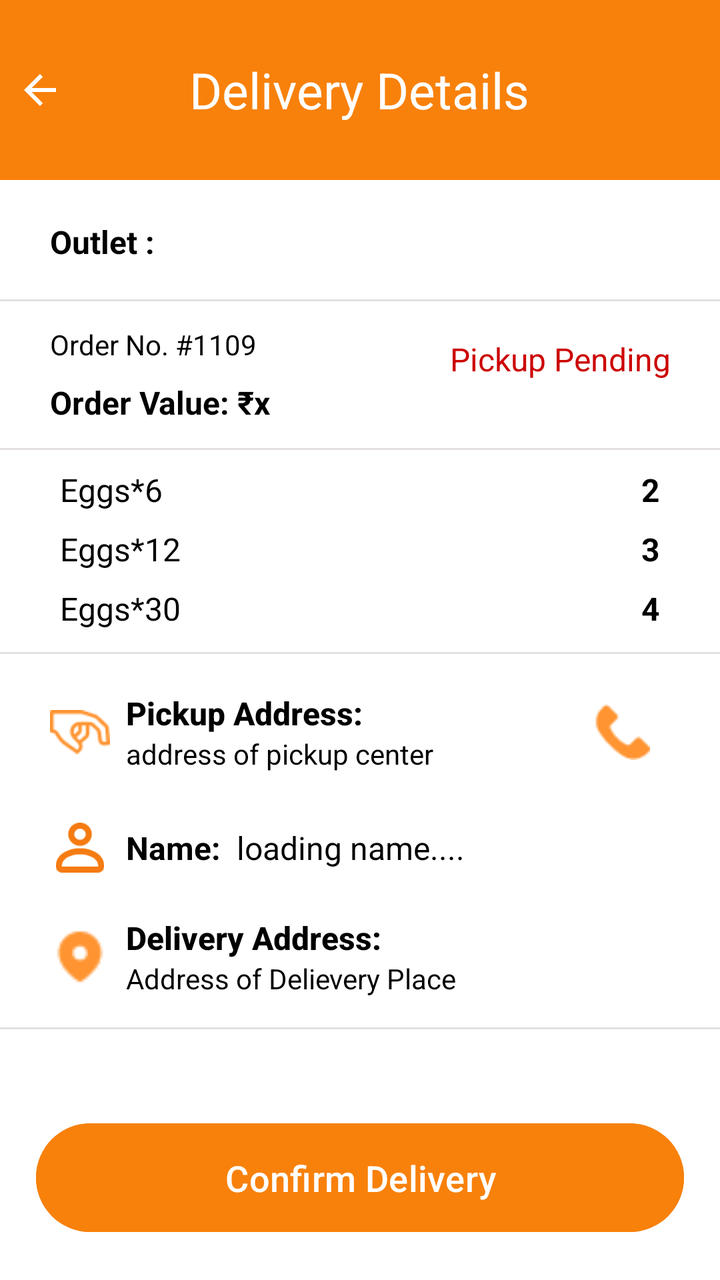
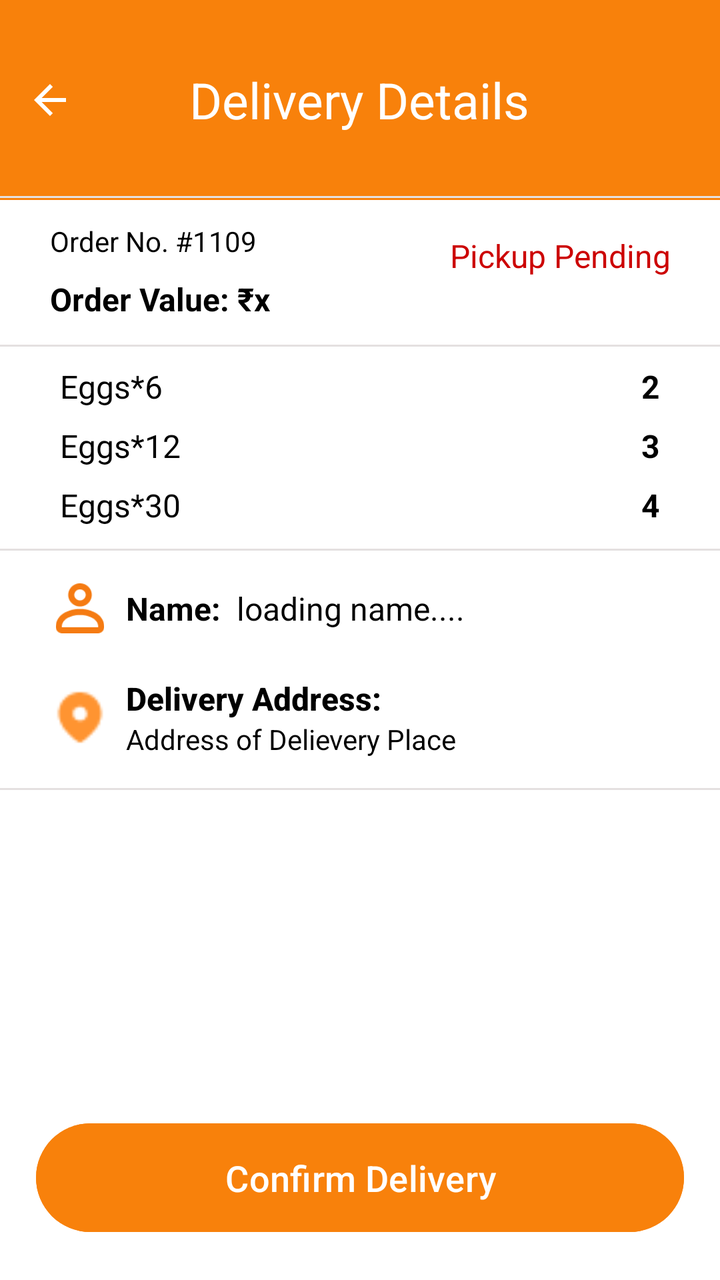

Before-and-after screenshots of an Android layout around one commit, followed by the original layout XML and the change that was made.
<!-- AndroidManifest.xml: application theme Theme.B2CDeliveryApp -->
<!-- res/layout/fragment_delivery.xml -->
<?xml version="1.0" encoding="utf-8"?>
<FrameLayout xmlns:android="http://schemas.android.com/apk/res/android"
    xmlns:tools="http://schemas.android.com/tools"
    android:layout_width="match_parent"
    android:layout_height="match_parent"
    android:background="@color/white"
    xmlns:app="http://schemas.android.com/apk/res-auto"
    tools:context=".Delivery">

    <FrameLayout
        android:layout_width="match_parent"
        android:layout_height="wrap_content"
        android:background="@color/appThemeColor"
        android:paddingVertical="25dp">


        <ImageView
            android:id="@+id/backIcon"
            android:layout_width="wrap_content"
            android:layout_height="wrap_content"
            android:layout_gravity="start|center_vertical"
            android:contentDescription="Back"
            android:onClick="onBackPressed"
            android:padding="8dp"
            android:scaleType="center"
            android:src="@drawable/baseline_arrow_back_black"
            app:tint="@color/white" />


        <TextView
            android:id="@+id/titleText"
            android:layout_width="wrap_content"
            android:layout_height="wrap_content"
            android:layout_gravity="center"
            android:text="Delivery Details"
            android:textColor="@android:color/white"
            android:textSize="25sp"
            android:textStyle="normal" />
    </FrameLayout>


    <LinearLayout
        android:layout_width="match_parent"
        android:layout_height="wrap_content"
        android:layout_marginTop="90dp"
        android:orientation="vertical">


        <LinearLayout
            android:layout_width="match_parent"
            android:layout_height="wrap_content"
            android:orientation="horizontal">

            <TextView
                android:layout_width="wrap_content"
                android:layout_height="wrap_content"
                android:layout_marginTop="10dp"
                android:paddingVertical="10dp"
                android:paddingLeft="25dp"
                android:text="Outlet :"
                android:textColor="@android:color/black"
                android:textSize="16sp"
                android:textStyle="bold" />

            <TextView
                android:id="@+id/outletName"
                android:layout_width="wrap_content"
                android:layout_height="wrap_content"
                android:layout_marginTop="10dp"
                android:paddingHorizontal="25dp"
                android:paddingVertical="10dp"
                android:textColor="@android:color/black"
                android:textSize="16sp" />


        </LinearLayout>

        <View
            android:layout_width="match_parent"
            android:layout_height="1dp"
            android:layout_marginTop="8dp"
            android:background="@color/grey" />

        <LinearLayout
            android:layout_width="match_parent"
            android:layout_height="wrap_content"
            android:orientation="vertical"
            android:paddingHorizontal="25dp"
            android:paddingVertical="10dp">

            
            <LinearLayout
                android:layout_width="match_parent"
                android:layout_height="wrap_content"
                android:orientation="horizontal">

                
                <TextView
                    android:id="@+id/orderNumber"
                    android:layout_width="wrap_content"
                    android:layout_height="wrap_content"
                    android:layout_weight="1"
                    android:text="Order No. #1109"
                    android:textColor="@android:color/black"
                    android:textSize="14sp"
                    android:textStyle="normal" /> 

                
                <TextView
                    android:id="@+id/orderStatus"
                    android:layout_width="wrap_content"
                    android:layout_height="wrap_content"
                    android:layout_marginTop="8dp"
                    android:gravity="end"
                    android:text="Pickup Pending"
                    android:textColor="@android:color/holo_red_dark"
                    android:textSize="16sp" />
            </LinearLayout>

            
            <TextView
                android:id="@+id/orderValue"
                android:layout_width="wrap_content"
                android:layout_height="wrap_content"
                android:text="Order Value: ₹x"
                android:textColor="@android:color/black"
                android:textSize="16sp"
                android:textStyle="bold" />

        </LinearLayout>

        <View
            android:layout_width="match_parent"
            android:layout_height="1dp"
            android:layout_marginTop="2dp"
            android:background="@color/grey" />

        <LinearLayout
            android:layout_width="match_parent"
            android:layout_height="wrap_content"
            android:orientation="vertical"
            android:paddingVertical="5dp"
            android:paddingHorizontal="30dp">


            
            <LinearLayout
                android:layout_width="match_parent"
                android:layout_height="wrap_content"
                android:orientation="horizontal"
                android:paddingVertical="4dp">

                
                <TextView
                    android:layout_width="0dp"
                    android:layout_height="wrap_content"
                    android:layout_weight="1"
                    android:text="Eggs*6"
                    android:textSize="16sp"
                    android:textColor="@android:color/black"/>

                
                <TextView
                    android:textStyle="bold"
                    android:id="@+id/eggs_6"
                    android:layout_width="wrap_content"
                    android:layout_height="wrap_content"
                    android:text="2"
                    android:textSize="16sp"
                    android:textColor="@android:color/black"/>
            </LinearLayout>

            
            <LinearLayout
                android:layout_width="match_parent"
                android:layout_height="wrap_content"
                android:orientation="horizontal"
                android:paddingVertical="4dp">

                
                <TextView
                    android:layout_width="0dp"
                    android:layout_height="wrap_content"
                    android:layout_weight="1"
                    android:text="Eggs*12"
                    android:textSize="16sp"
                    android:textColor="@android:color/black"/>

                
                <TextView
                    android:id="@+id/eggs_12"
                    android:layout_width="wrap_content"
                    android:layout_height="wrap_content"
                    android:text="3"
                    android:textSize="16sp"
                    android:textStyle="bold"
                    android:textColor="@android:color/black"/>
            </LinearLayout>

            
            <LinearLayout
                android:layout_width="match_parent"
                android:layout_height="wrap_content"
                android:orientation="horizontal"
                android:paddingVertical="4dp">

                
                <TextView
                    android:layout_width="0dp"
                    android:layout_height="wrap_content"
                    android:layout_weight="1"
                    android:text="Eggs*30"
                    android:textSize="16sp"
                    android:textColor="@android:color/black"/>

                
                <TextView
                    android:id="@+id/eggs_30"
                    android:layout_width="wrap_content"
                    android:layout_height="wrap_content"
                    android:text="4"
                    android:textStyle="bold"
                    android:textSize="16sp"
                    android:textColor="@android:color/black"/>
            </LinearLayout>

        </LinearLayout>

        <View
            android:layout_width="match_parent"
            android:layout_height="1dp"
            android:layout_marginTop="2dp"
            android:background="@color/grey" />

        <LinearLayout
            android:layout_width="match_parent"
            android:layout_height="wrap_content"
            android:layout_marginTop="10dp"
            android:gravity="center_vertical"
            android:orientation="horizontal"
            android:paddingHorizontal="25dp"
            android:paddingVertical="5dp">

            
            <ImageView
                android:layout_width="30dp"
                android:layout_height="30dp"
                android:layout_marginEnd="8dp"
                android:contentDescription="Left Icon"
                android:src="@drawable/pickup_orange" />

            
            <LinearLayout
                android:layout_width="0dp"
                android:layout_height="wrap_content"
                android:layout_weight="1"
                android:orientation="vertical">

                <TextView
                    android:layout_width="wrap_content"
                    android:layout_height="wrap_content"
                    android:fontFamily="sans-serif-medium"
                    android:text="Pickup Address: "
                    android:textColor="@color/black"
                    android:textSize="16sp"
                    android:textStyle="bold" />

                <TextView
                    android:id="@+id/outletAddress"
                    android:layout_width="wrap_content"
                    android:layout_height="wrap_content"
                    android:fontFamily="sans-serif"
                    android:text="address of pickup center"
                    android:textColor="@color/text_primary"
                    android:textSize="14sp" />
            </LinearLayout>

            
            <ImageView
                android:layout_width="48dp"
                android:layout_height="48dp"
                android:layout_marginStart="30dp"
                android:contentDescription="First Icon"
                android:padding="10dp"
                android:src="@drawable/call_orange" />

            
            
            
            
            
            
        </LinearLayout>

        <LinearLayout
            android:layout_width="match_parent"
            android:layout_height="wrap_content"
            android:paddingHorizontal="25dp"
            android:paddingVertical="5dp">

            <LinearLayout
                android:layout_width="0dp"
                android:layout_height="wrap_content"
                android:layout_weight="1"
                android:gravity="center_vertical"
                android:orientation="horizontal">

                
                <ImageView
                    android:layout_width="30dp"
                    android:layout_height="25dp"
                    android:contentDescription="Image"
                    android:src="@drawable/profile" />

                
                <TextView
                    android:layout_width="wrap_content"
                    android:layout_height="wrap_content"
                    android:layout_marginStart="8dp"
                    android:text="Name:"
                    android:textColor="@color/black"
                    android:textSize="16sp"
                    android:textStyle="bold" />

                <TextView
                    android:id="@+id/coustmerName"
                    android:layout_width="209dp"
                    android:layout_height="wrap_content"
                    android:layout_marginStart="8dp"
                    android:text="loading name...."
                    android:textColor="@color/black"
                    android:textSize="16sp" />

                <ImageView
                    android:layout_width="48dp"
                    android:layout_height="48dp"
                    android:layout_marginStart="30dp"
                    android:contentDescription="First Icon"
                    android:padding="10dp"
                    android:src="@drawable/call_orange" />

                
                
                
                
                
                
                
            </LinearLayout>
        </LinearLayout>

        <LinearLayout
            android:layout_width="match_parent"
            android:layout_height="wrap_content"
            android:gravity="center_vertical"
            android:orientation="horizontal"
            android:paddingHorizontal="25dp"
            android:paddingVertical="5dp">

            
            <ImageView
                android:layout_width="30dp"
                android:layout_height="30dp"
                android:layout_marginEnd="8dp"
                android:contentDescription="Left Icon"
                android:src="@drawable/location" />

            
            <LinearLayout
                android:layout_width="0dp"
                android:layout_height="wrap_content"
                android:layout_weight="1"
                android:orientation="vertical">

                <TextView
                    android:layout_width="wrap_content"
                    android:layout_height="wrap_content"
                    android:fontFamily="sans-serif-medium"
                    android:text="Delivery Address: "
                    android:textColor="@color/black"
                    android:textSize="16sp"
                    android:textStyle="bold" />

                <TextView
                    android:id="@+id/deliveryAddress"
                    android:layout_width="wrap_content"
                    android:layout_height="wrap_content"
                    android:fontFamily="sans-serif"
                    android:text="Address of Delievery Place"
                    android:textColor="@color/text_primary"
                    android:textSize="14sp" />
            </LinearLayout>


        </LinearLayout>

        <View
            android:layout_width="match_parent"
            android:layout_height="1dp"
            android:layout_marginTop="10dp"
            android:background="@color/grey" />





        <RelativeLayout
            android:layout_width="match_parent"
            android:layout_height="match_parent">

            
            <LinearLayout
                android:layout_width="match_parent"
                android:layout_height="wrap_content"
                android:layout_alignParentBottom="true"
                android:layout_marginHorizontal="18dp"
                android:layout_marginBottom="20dp"
                android:orientation="vertical">

                
                
                
                
                
                
                
                

                
                
                
                
                

                

                
                
                
                
                
                
                
                
                

                
                
                
                
                
                
                
                

                
                
                
                
                
                
                
                
                
                

                
                
                

                
                
                
                
                
                

                
                
                
                
                
                
                
                
                
                


                
                
                
                
                
                
                
                
                
                

                
                <LinearLayout
                    android:layout_width="match_parent"
                    android:layout_height="wrap_content"
                    android:background="@drawable/rounded_background"
                    android:orientation="vertical"
                    android:paddingVertical="20dp">

                    
                    <Button
                        android:id="@+id/confirmDelivery"
                        android:layout_width="match_parent"
                        android:layout_height="wrap_content"
                        android:layout_gravity="center_horizontal"
                        android:backgroundTint="@color/appThemeColor"
                        android:padding="15dp"
                        android:text="Confirm Delivery"
                        android:textColor="@color/white"
                        android:textSize="18sp" />
                </LinearLayout>
            </LinearLayout>
        </RelativeLayout>


    </LinearLayout>

</FrameLayout>
<!-- resources referenced by this layout -->
<resources>
  <color name="appThemeColor">#F8810B</color>
  <color name="black">#FF000000</color>
  <color name="grey">#E4E0E0</color>
  <color name="text_primary">#000000</color>
  <color name="white">#FFFFFFFF</color>
  <!-- drawable baseline_arrow_back_black (drawable) -->
  <vector xmlns:android="http://schemas.android.com/apk/res/android"
      android:autoMirrored="true"
      android:height="24dp"
      android:viewportHeight="24"
      android:viewportWidth="24"
      android:width="24dp">
  
      <path
          android:fillColor="?attr/colorControlNormal"
          android:pathData="M20,11H7.83l5.59,-5.59L12,4l-8,8 8,8 1.41,-1.41L7.83,13H20v-2z" />
  </vector>
  <!-- drawable call_orange: png bitmap (drawable, 575 bytes) -->
  <!-- drawable location: png bitmap (drawable, 493 bytes) -->
  <!-- drawable pickup_orange: png bitmap (drawable, 1049 bytes) -->
  <!-- drawable profile: png bitmap (drawable, 1610 bytes) -->
  <!-- drawable rounded_background (drawable) -->
  <shape xmlns:android="http://schemas.android.com/apk/res/android">
      <solid android:color="@android:color/transparent" /> 
      <corners android:radius="20dp" /> 
      <stroke android:width="2dp" android:color="@android:color/transparent" /> 
  </shape>
  <style name="Theme.B2CDeliveryApp" parent="Base.Theme.B2CDeliveryApp">
          <item name="android:windowTranslucentStatus">true</item>
          <item name="android:statusBarColor">@android:color/transparent</item>
      </style>
  <style name="Base.Theme.B2CDeliveryApp" parent="Theme.Material3.Light.NoActionBar">
          
          
      </style>
</resources>

<!-- the commit's change to res/layout/fragment_delivery.xml (unified diff, before → after) -->
@@ -16,8 +16,8 @@
 
         <ImageView
             android:id="@+id/backIcon"
-            android:layout_width="wrap_content"
-            android:layout_height="wrap_content"
+            android:layout_width="50dp"
+            android:layout_height="50dp"
             android:layout_gravity="start|center_vertical"
             android:contentDescription="Back"
             android:onClick="onBackPressed"
@@ -46,34 +46,7 @@
         android:orientation="vertical">
 
 
-        <LinearLayout
-            android:layout_width="match_parent"
-            android:layout_height="wrap_content"
-            android:orientation="horizontal">
-
-            <TextView
-                android:layout_width="wrap_content"
-                android:layout_height="wrap_content"
-                android:layout_marginTop="10dp"
-                android:paddingVertical="10dp"
-                android:paddingLeft="25dp"
-                android:text="Outlet :"
-                android:textColor="@android:color/black"
-                android:textSize="16sp"
-                android:textStyle="bold" />
-
-            <TextView
-                android:id="@+id/outletName"
-                android:layout_width="wrap_content"
-                android:layout_height="wrap_content"
-                android:layout_marginTop="10dp"
-                android:paddingHorizontal="25dp"
-                android:paddingVertical="10dp"
-                android:textColor="@android:color/black"
-                android:textSize="16sp" />
-
-
-        </LinearLayout>
+
 
         <View
             android:layout_width="match_parent"
@@ -232,65 +205,7 @@
             android:layout_marginTop="2dp"
             android:background="@color/grey" />
 
-        <LinearLayout
-            android:layout_width="match_parent"
-            android:layout_height="wrap_content"
-            android:layout_marginTop="10dp"
-            android:gravity="center_vertical"
-            android:orientation="horizontal"
-            android:paddingHorizontal="25dp"
-            android:paddingVertical="5dp">
-
-            
-            <ImageView
-                android:layout_width="30dp"
-                android:layout_height="30dp"
-                android:layout_marginEnd="8dp"
-                android:contentDescription="Left Icon"
-                android:src="@drawable/pickup_orange" />
-
-            
-            <LinearLayout
-                android:layout_width="0dp"
-                android:layout_height="wrap_content"
-                android:layout_weight="1"
-                android:orientation="vertical">
-
-                <TextView
-                    android:layout_width="wrap_content"
-                    android:layout_height="wrap_content"
-                    android:fontFamily="sans-serif-medium"
-                    android:text="Pickup Address: "
-                    android:textColor="@color/black"
-                    android:textSize="16sp"
-                    android:textStyle="bold" />
-
-                <TextView
-                    android:id="@+id/outletAddress"
-                    android:layout_width="wrap_content"
-                    android:layout_height="wrap_content"
-                    android:fontFamily="sans-serif"
-                    android:text="address of pickup center"
-                    android:textColor="@color/text_primary"
-                    android:textSize="14sp" />
-            </LinearLayout>
-
-            
-            <ImageView
-                android:layout_width="48dp"
-                android:layout_height="48dp"
-                android:layout_marginStart="30dp"
-                android:contentDescription="First Icon"
-                android:padding="10dp"
-                android:src="@drawable/call_orange" />
-
-            
-            
-            
-            
-            
-            
-        </LinearLayout>
+
 
         <LinearLayout
             android:layout_width="match_parent"
@@ -332,6 +247,7 @@
                     android:textSize="16sp" />
 
                 <ImageView
+                    android:id="@+id/CallCoust"
                     android:layout_width="48dp"
                     android:layout_height="48dp"
                     android:layout_marginStart="30dp"
<!-- resource entries referenced after the edit -->
@@ -19,7 +19,6 @@
   </vector>
   <!-- drawable call_orange: png bitmap (drawable, 575 bytes) -->
   <!-- drawable location: png bitmap (drawable, 493 bytes) -->
-  <!-- drawable pickup_orange: png bitmap (drawable, 1049 bytes) -->
   <!-- drawable profile: png bitmap (drawable, 1610 bytes) -->
   <!-- drawable rounded_background (drawable) -->
   <shape xmlns:android="http://schemas.android.com/apk/res/android">
